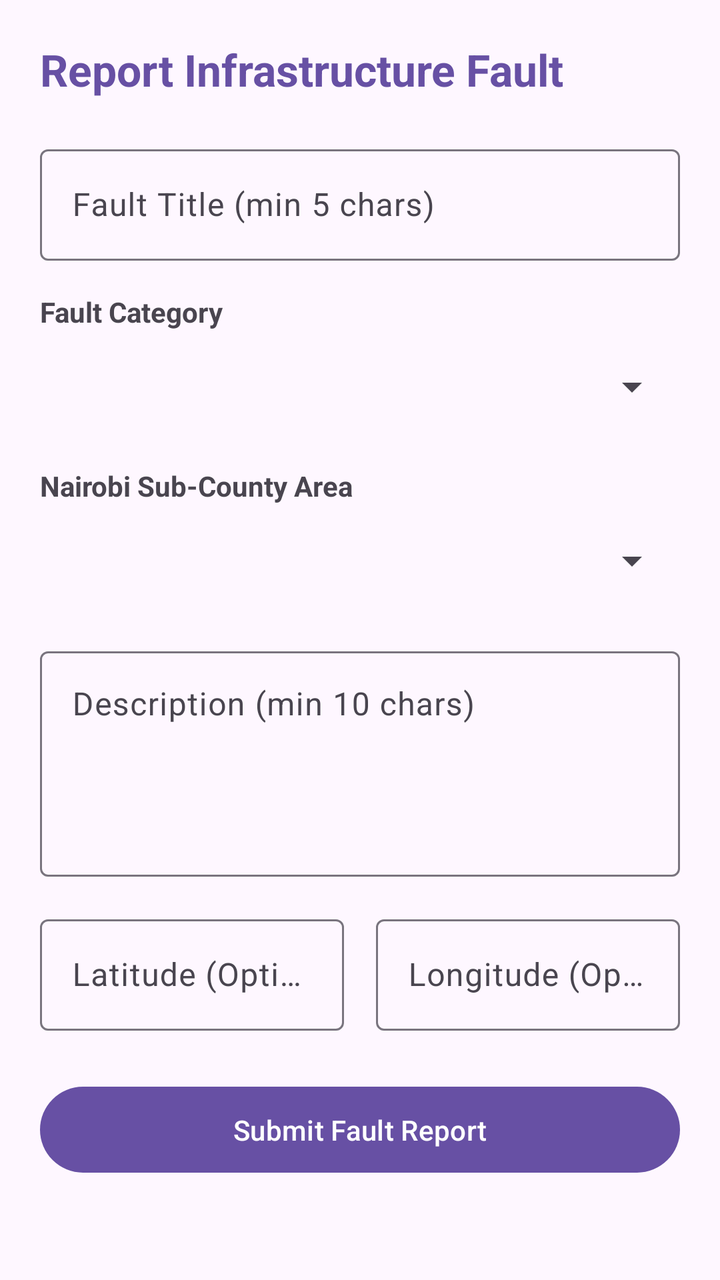
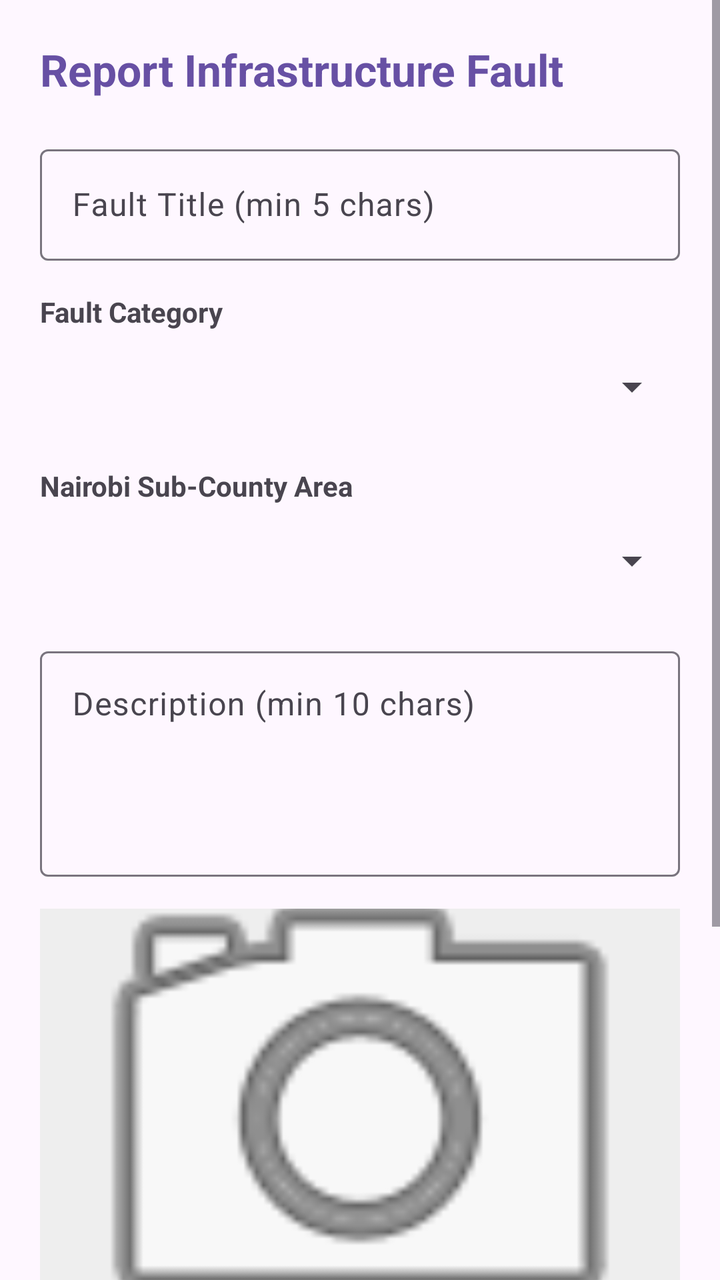

Before-and-after screenshots of an Android layout around one commit, followed by the original layout XML and the change that was made.
<!-- AndroidManifest.xml: application theme Theme.CommunityInfrastructureReportingSystem -->
<!-- res/layout/fragment_create_report.xml -->
<?xml version="1.0" encoding="utf-8"?>
<ScrollView xmlns:android="http://schemas.android.com/apk/res/android"
    xmlns:app="http://schemas.android.com/apk/res-auto"
    xmlns:tools="http://schemas.android.com/tools"
    android:layout_width="match_parent"
    android:layout_height="match_parent"
    android:fillViewport="true"
    tools:context=".ui.report.CreateReportFragment">

    <LinearLayout
        android:layout_width="match_parent"
        android:layout_height="wrap_content"
        android:orientation="vertical"
        android:padding="20dp">

        <TextView
            android:layout_width="wrap_content"
            android:layout_height="wrap_content"
            android:text="Report Infrastructure Fault"
            android:textSize="22sp"
            android:textStyle="bold"
            android:textColor="?attr/colorPrimary" />

        <com.google.android.material.textfield.TextInputLayout
            android:layout_width="match_parent"
            android:layout_height="wrap_content"
            android:layout_marginTop="20dp"
            android:hint="Fault Title (min 5 chars)">

            <com.google.android.material.textfield.TextInputEditText
                android:id="@+id/etTitle"
                android:layout_width="match_parent"
                android:layout_height="wrap_content" />
        </com.google.android.material.textfield.TextInputLayout>

        <TextView
            android:layout_width="wrap_content"
            android:layout_height="wrap_content"
            android:layout_marginTop="16dp"
            android:text="Fault Category"
            android:textSize="14sp"
            android:textStyle="bold" />

        <Spinner
            android:id="@+id/spCategory"
            android:layout_width="match_parent"
            android:layout_height="48dp"
            android:layout_marginTop="4dp" />

        <TextView
            android:layout_width="wrap_content"
            android:layout_height="wrap_content"
            android:layout_marginTop="16dp"
            android:text="Nairobi Sub-County Area"
            android:textSize="14sp"
            android:textStyle="bold" />

        <Spinner
            android:id="@+id/spArea"
            android:layout_width="match_parent"
            android:layout_height="48dp"
            android:layout_marginTop="4dp" />

        <com.google.android.material.textfield.TextInputLayout
            android:layout_width="match_parent"
            android:layout_height="wrap_content"
            android:layout_marginTop="16dp"
            android:hint="Description (min 10 chars)">

            <com.google.android.material.textfield.TextInputEditText
                android:id="@+id/etDescription"
                android:layout_width="match_parent"
                android:layout_height="wrap_content"
                android:gravity="top"
                android:inputType="textMultiLine"
                android:lines="4" />
        </com.google.android.material.textfield.TextInputLayout>

        <LinearLayout
            android:layout_width="match_parent"
            android:layout_height="wrap_content"
            android:layout_marginTop="16dp"
            android:orientation="horizontal">

            <com.google.android.material.textfield.TextInputLayout
                android:layout_width="0dp"
                android:layout_height="wrap_content"
                android:layout_weight="1"
                android:layout_marginEnd="8dp"
                android:hint="Latitude (Optional)">

                <com.google.android.material.textfield.TextInputEditText
                    android:id="@+id/etLatitude"
                    android:layout_width="match_parent"
                    android:layout_height="wrap_content"
                    android:inputType="numberDecimal|numberSigned" />
            </com.google.android.material.textfield.TextInputLayout>

            <com.google.android.material.textfield.TextInputLayout
                android:layout_width="0dp"
                android:layout_height="wrap_content"
                android:layout_weight="1"
                android:layout_marginStart="8dp"
                android:hint="Longitude (Optional)">

                <com.google.android.material.textfield.TextInputEditText
                    android:id="@+id/etLongitude"
                    android:layout_width="match_parent"
                    android:layout_height="wrap_content"
                    android:inputType="numberDecimal|numberSigned" />
            </com.google.android.material.textfield.TextInputLayout>

        </LinearLayout>

        <Button
            android:id="@+id/btnSubmit"
            android:layout_width="match_parent"
            android:layout_height="wrap_content"
            android:layout_marginTop="24dp"
            android:paddingVertical="12dp"
            android:text="Submit Fault Report" />

        <ProgressBar
            android:id="@+id/progressBar"
            android:layout_width="wrap_content"
            android:layout_height="wrap_content"
            android:layout_gravity="center_horizontal"
            android:layout_marginTop="16dp"
            android:visibility="gone" />

    </LinearLayout>

</ScrollView>
<!-- resources referenced by this layout -->
<resources>
  <style name="Theme.CommunityInfrastructureReportingSystem" parent="Base.Theme.CommunityInfrastructureReportingSystem" />
  <style name="Base.Theme.CommunityInfrastructureReportingSystem" parent="Theme.Material3.DayNight.NoActionBar">
          
          
      </style>
</resources>

<!-- the commit's change to res/layout/fragment_create_report.xml (unified diff, before → after) -->
@@ -76,41 +76,52 @@
                 android:lines="4" />
         </com.google.android.material.textfield.TextInputLayout>
 
+        <ImageView
+            android:id="@+id/ivPhoto"
+            android:layout_width="match_parent"
+            android:layout_height="200dp"
+            android:layout_marginTop="16dp"
+            android:background="#EEEEEE"
+            android:contentDescription="Photo of the fault"
+            android:scaleType="centerCrop"
+            android:src="@android:drawable/ic_menu_camera" />
+
         <LinearLayout
             android:layout_width="match_parent"
             android:layout_height="wrap_content"
-            android:layout_marginTop="16dp"
+            android:layout_marginTop="8dp"
             android:orientation="horizontal">
 
-            <com.google.android.material.textfield.TextInputLayout
+            <Button
+                android:id="@+id/btnTakePhoto"
                 android:layout_width="0dp"
                 android:layout_height="wrap_content"
+                android:layout_marginEnd="4dp"
                 android:layout_weight="1"
-                android:layout_marginEnd="8dp"
-                android:hint="Latitude (Optional)">
+                android:text="Take Photo" />
 
-                <com.google.android.material.textfield.TextInputEditText
-                    android:id="@+id/etLatitude"
-                    android:layout_width="match_parent"
-                    android:layout_height="wrap_content"
-                    android:inputType="numberDecimal|numberSigned" />
-            </com.google.android.material.textfield.TextInputLayout>
-
-            <com.google.android.material.textfield.TextInputLayout
+            <Button
+                android:id="@+id/btnGallery"
                 android:layout_width="0dp"
                 android:layout_height="wrap_content"
+                android:layout_marginStart="4dp"
                 android:layout_weight="1"
-                android:layout_marginStart="8dp"
-                android:hint="Longitude (Optional)">
+                android:text="Gallery" />
+        </LinearLayout>
 
-                <com.google.android.material.textfield.TextInputEditText
-                    android:id="@+id/etLongitude"
-                    android:layout_width="match_parent"
-                    android:layout_height="wrap_content"
-                    android:inputType="numberDecimal|numberSigned" />
-            </com.google.android.material.textfield.TextInputLayout>
+        <Button
+            android:id="@+id/btnLocation"
+            android:layout_width="match_parent"
+            android:layout_height="wrap_content"
+            android:layout_marginTop="8dp"
+            android:text="Use My Location" />
 
-        </LinearLayout>
+        <TextView
+            android:id="@+id/tvLocation"
+            android:layout_width="wrap_content"
+            android:layout_height="wrap_content"
+            android:layout_marginTop="4dp"
+            android:text="Location not added (optional)" />
 
         <Button
             android:id="@+id/btnSubmit"
